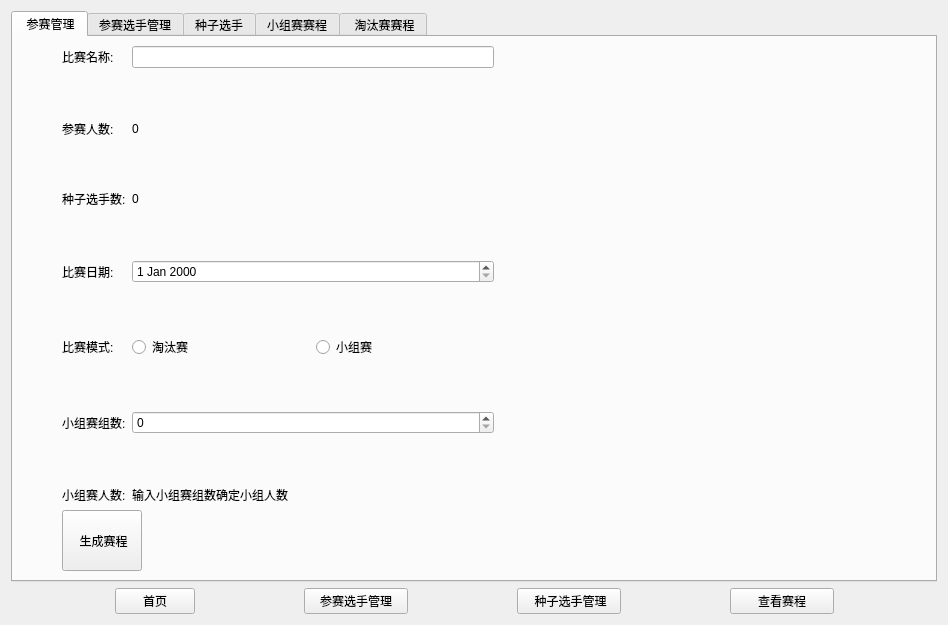
Qt form tournament.ui (35easy/PingPongClub) before a commit.
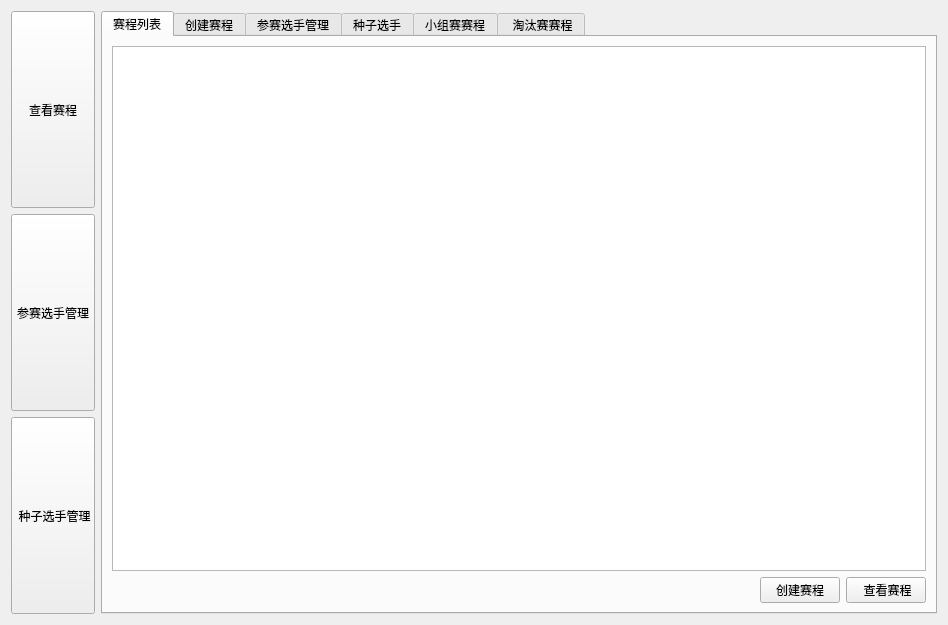
The same form after that commit.

What changed in the file:
```diff
--- a/tournament.ui
+++ b/tournament.ui
@@ -13,15 +13,99 @@
   <property name="windowTitle">
    <string>Form</string>
   </property>
-  <layout class="QVBoxLayout" name="verticalLayout_3">
+  <layout class="QHBoxLayout" name="horizontalLayout_6">
+   <item>
+    <layout class="QVBoxLayout" name="verticalLayout_3">
+     <item>
+      <widget class="QPushButton" name="btFixture">
+       <property name="sizePolicy">
+        <sizepolicy hsizetype="Minimum" vsizetype="Minimum">
+         <horstretch>0</horstretch>
+         <verstretch>0</verstretch>
+        </sizepolicy>
+       </property>
+       <property name="text">
+        <string>查看赛程</string>
+       </property>
+      </widget>
+     </item>
+     <item>
+      <widget class="QPushButton" name="btPlayer">
+       <property name="sizePolicy">
+        <sizepolicy hsizetype="Minimum" vsizetype="Minimum">
+         <horstretch>0</horstretch>
+         <verstretch>0</verstretch>
+        </sizepolicy>
+       </property>
+       <property name="text">
+        <string>参赛选手管理</string>
+       </property>
+      </widget>
+     </item>
+     <item>
+      <widget class="QPushButton" name="btSeedPlayer">
+       <property name="sizePolicy">
+        <sizepolicy hsizetype="Minimum" vsizetype="Minimum">
+         <horstretch>0</horstretch>
+         <verstretch>0</verstretch>
+        </sizepolicy>
+       </property>
+       <property name="text">
+        <string> 种子选手管理</string>
+       </property>
+      </widget>
+     </item>
+    </layout>
+   </item>
    <item>
     <widget class="QTabWidget" name="tabWidget">
      <property name="currentIndex">
       <number>0</number>
      </property>
+     <widget class="QWidget" name="tab_6">
+      <attribute name="title">
+       <string>赛程列表</string>
+      </attribute>
+      <layout class="QVBoxLayout" name="verticalLayout_4">
+       <item>
+        <widget class="QListView" name="listView"/>
+       </item>
+       <item>
+        <layout class="QHBoxLayout" name="horizontalLayout_2">
+         <item>
+          <spacer name="horizontalSpacer">
+           <property name="orientation">
+            <enum>Qt::Horizontal</enum>
+           </property>
+           <property name="sizeHint" stdset="0">
+            <size>
+             <width>40</width>
+             <height>20</height>
+            </size>
+           </property>
+          </spacer>
+         </item>
+         <item>
+          <widget class="QPushButton" name="btCreateFixture">
+           <property name="text">
+            <string>创建赛程</string>
+           </property>
+          </widget>
+         </item>
+         <item>
+          <widget class="QPushButton" name="btSelectFixture">
+           <property name="text">
+            <string> 查看赛程</string>
+           </property>
+          </widget>
+         </item>
+        </layout>
+       </item>
+      </layout>
+     </widget>
      <widget class="QWidget" name="tab_4">
       <attribute name="title">
-       <string> 参赛管理</string>
+       <string>创建赛程</string>
       </attribute>
       <layout class="QVBoxLayout" name="verticalLayout">
        <item>
@@ -359,130 +443,6 @@
      </widget>
     </widget>
    </item>
-   <item>
-    <layout class="QHBoxLayout" name="horizontalLayout_2">
-     <item>
-      <spacer name="horizontalSpacer">
-       <property name="orientation">
-        <enum>Qt::Horizontal</enum>
-       </property>
-       <property name="sizeHint" stdset="0">
-        <size>
-         <width>40</width>
-         <height>20</height>
-        </size>
-       </property>
-      </spacer>
-     </item>
-     <item>
-      <widget class="QPushButton" name="btHome">
-       <property name="text">
-        <string>首页</string>
-       </property>
-      </widget>
-     </item>
-     <item>
-      <spacer name="HSpacer5">
-       <property name="orientation">
-        <enum>Qt::Horizontal</enum>
-       </property>
-       <property name="sizeHint" stdset="0">
-        <size>
-         <width>40</width>
-         <height>20</height>
-        </size>
-       </property>
-      </spacer>
-     </item>
-     <item>
-      <widget class="QPushButton" name="btPlayer">
-       <property name="sizePolicy">
-        <sizepolicy hsizetype="Expanding" vsizetype="Preferred">
-         <horstretch>0</horstretch>
-         <verstretch>0</verstretch>
-        </sizepolicy>
-       </property>
-       <property name="text">
-        <string>参赛选手管理</string>
-       </property>
-      </widget>
-     </item>
-     <item>
-      <spacer name="HSpacer">
-       <property name="orientation">
-        <enum>Qt::Horizontal</enum>
-       </property>
-       <property name="sizeHint" stdset="0">
-        <size>
-         <width>40</width>
-         <height>20</height>
-        </size>
-       </property>
-      </spacer>
-     </item>
-     <item>
-      <widget class="QPushButton" name="btSeedPlayer">
-       <property name="sizePolicy">
-        <sizepolicy hsizetype="Expanding" vsizetype="Preferred">
-         <horstretch>0</horstretch>
-         <verstretch>0</verstretch>
-        </sizepolicy>
-       </property>
-       <property name="text">
-        <string> 种子选手管理</string>
-       </property>
-      </widget>
-     </item>
-     <item>
-      <spacer name="HSpacer2">
-       <property name="sizePolicy">
-        <sizepolicy hsizetype="Expanding" vsizetype="Minimum">
-         <horstretch>0</horstretch>
-         <verstretch>0</verstretch>
-        </sizepolicy>
-       </property>
-       <property name="orientation">
-        <enum>Qt::Horizontal</enum>
-       </property>
-       <property name="sizeType">
-        <enum>QSizePolicy::Expanding</enum>
-       </property>
-       <property name="sizeHint" stdset="0">
-        <size>
-         <width>40</width>
-         <height>20</height>
-        </size>
-       </property>
-      </spacer>
-     </item>
-     <item>
-      <widget class="QPushButton" name="btFixture">
-       <property name="sizePolicy">
-        <sizepolicy hsizetype="Expanding" vsizetype="Preferred">
-         <horstretch>0</horstretch>
-         <verstretch>0</verstretch>
-        </sizepolicy>
-       </property>
-       <property name="text">
-        <string>查看赛程</string>
-       </property>
-      </widget>
-     </item>
-     <item>
-      <spacer name="horizontalSpacer_2">
-       <property name="orientation">
-        <enum>Qt::Horizontal</enum>
-       </property>
-       <property name="sizeHint" stdset="0">
-        <size>
-         <width>40</width>
-         <height>20</height>
-        </size>
-       </property>
-      </spacer>
-     </item>
-    </layout>
-   </item>
   </layout>
  </widget>
  <resources/>
```
